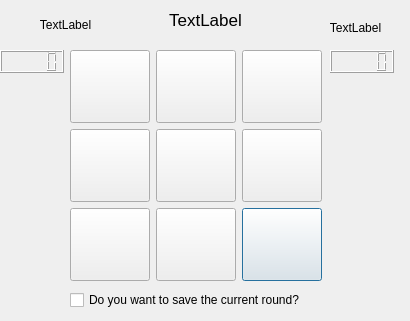
The window that tictactoev/startgame.ui (Jolinejo/Advanced-Tic-Tac-Toe) describes before a commit, drawn with Qt 5.
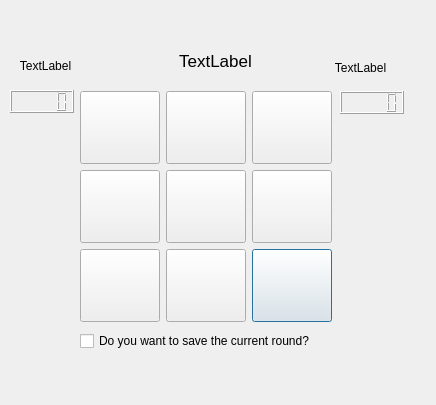
The same window after the commit.

What changed in the file:
```diff
--- a/tictactoev/startgame.ui
+++ b/tictactoev/startgame.ui
@@ -6,8 +6,8 @@
    <rect>
     <x>0</x>
     <y>0</y>
-    <width>410</width>
-    <height>321</height>
+    <width>436</width>
+    <height>405</height>
    </rect>
   </property>
   <property name="windowTitle">
@@ -16,8 +16,8 @@
   <widget class="QLabel" name="label_p1">
    <property name="geometry">
     <rect>
-     <x>20</x>
-     <y>9</y>
+     <x>0</x>
+     <y>50</y>
      <width>91</width>
      <height>31</height>
     </rect>
@@ -32,9 +32,9 @@
   <widget class="QLabel" name="label_p2">
    <property name="geometry">
     <rect>
-     <x>320</x>
-     <y>20</y>
-     <width>71</width>
+     <x>310</x>
+     <y>60</y>
+     <width>101</width>
      <height>16</height>
     </rect>
    </property>
@@ -48,8 +48,8 @@
   <widget class="QWidget" name="gridLayoutWidget">
    <property name="geometry">
     <rect>
-     <x>70</x>
-     <y>50</y>
+     <x>80</x>
+     <y>91</y>
      <width>252</width>
      <height>231</height>
     </rect>
@@ -183,8 +183,8 @@
   <widget class="QLCDNumber" name="lcdNumber_p1">
    <property name="geometry">
     <rect>
-     <x>0</x>
-     <y>50</y>
+     <x>10</x>
+     <y>90</y>
      <width>64</width>
      <height>23</height>
     </rect>
@@ -193,8 +193,8 @@
   <widget class="QLCDNumber" name="lcdNumber_p2">
    <property name="geometry">
     <rect>
-     <x>330</x>
-     <y>50</y>
+     <x>340</x>
+     <y>91</y>
      <width>64</width>
      <height>23</height>
     </rect>
@@ -203,8 +203,8 @@
   <widget class="QLabel" name="label_round">
    <property name="geometry">
     <rect>
-     <x>150</x>
-     <y>10</y>
+     <x>160</x>
+     <y>51</y>
      <width>111</width>
      <height>20</height>
     </rect>
@@ -227,8 +227,8 @@
   <widget class="QCheckBox" name="checkBox">
    <property name="geometry">
     <rect>
-     <x>70</x>
-     <y>290</y>
+     <x>80</x>
+     <y>331</y>
      <width>251</width>
      <height>20</height>
     </rect>
```
